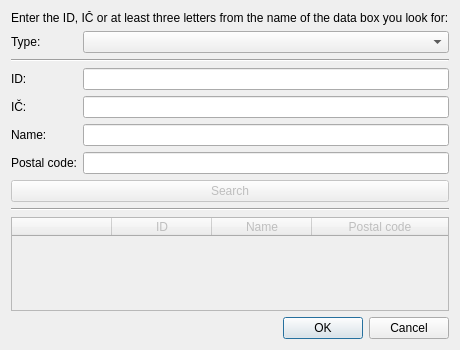
Above: src/gui/ui/dlg_ds_search.ui from psakar/datovka before the change. Below: the same form after it.
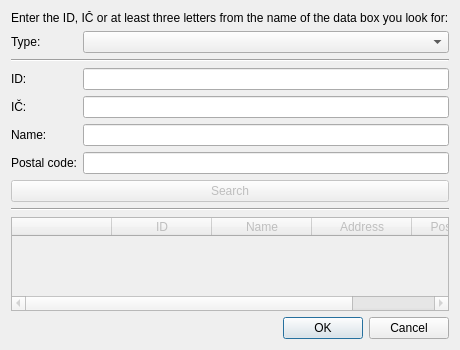
That is the form after the change. Icons and pictures are not drawn.

Commit message: ds search dilaog update search function

The edit to the form file:
```diff
--- a/src/gui/ui/dlg_ds_search.ui
+++ b/src/gui/ui/dlg_ds_search.ui
@@ -133,9 +133,15 @@
      <attribute name="verticalHeaderVisible">
       <bool>false</bool>
      </attribute>
+     <attribute name="verticalHeaderDefaultSectionSize">
+      <number>18</number>
+     </attribute>
      <attribute name="verticalHeaderHighlightSections">
       <bool>false</bool>
      </attribute>
+     <attribute name="verticalHeaderMinimumSectionSize">
+      <number>18</number>
+     </attribute>
      <column>
       <property name="text">
        <string/>
@@ -151,6 +157,11 @@
        <string>Name</string>
       </property>
      </column>
+     <column>
+      <property name="text">
+       <string>Address</string>
+      </property>
+     </column>
      <column>
       <property name="text">
        <string>Postal code</string>
```
The commit also changes 4 other files.
